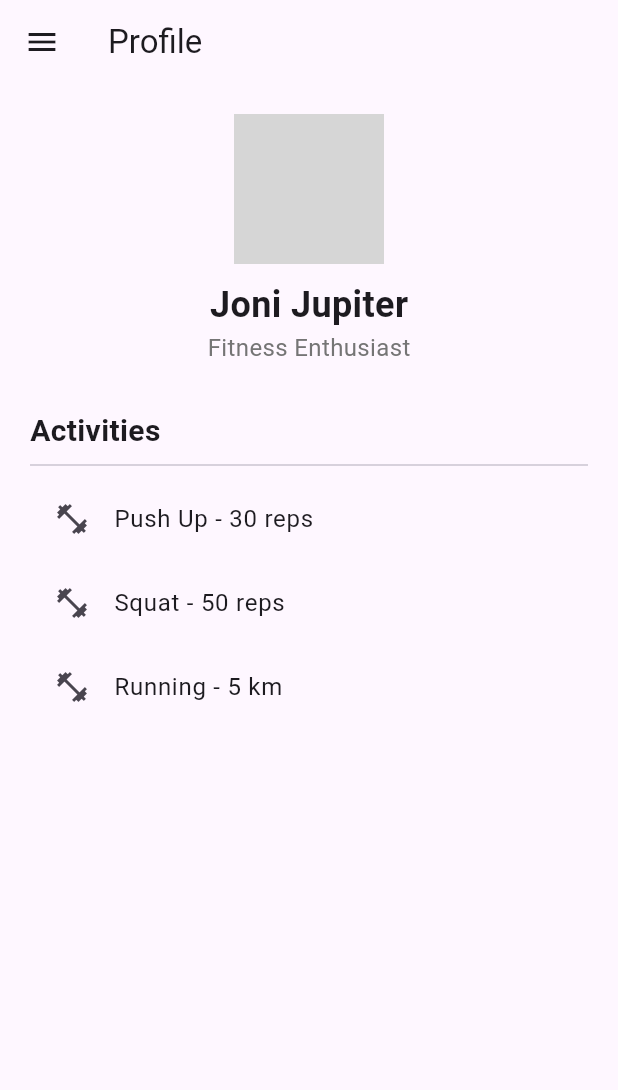
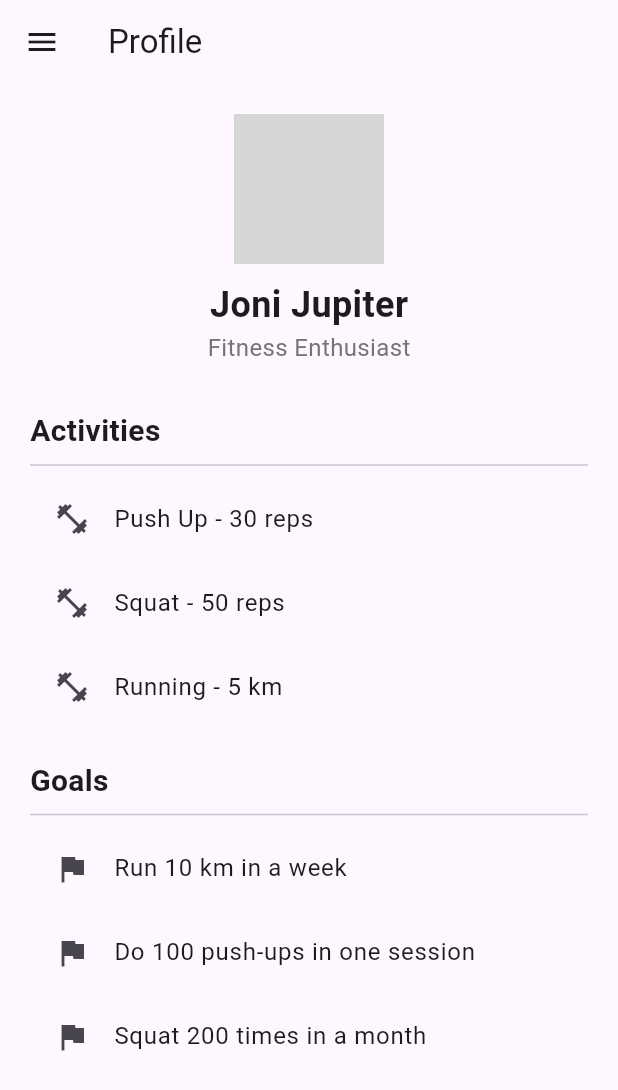
Before and after one commit to bananaNuggets75/personal-trainer-app, a Flutter app: the ProfilePage screen opened by its route, on a phone screen of 412 x 824 dp. Shown: the top 1090 px of the screen. Run offline on Flutter 3.47's test engine with Material 3 defaults, Android fonts, the phone set to English and light mode, and no system bars; grey boxes are pictures that could not be loaded.

Commit message:
profile goals

```diff
--- a/personalTrainerApp/personal_trainer_app/lib/profile_page.dart
+++ b/personalTrainerApp/personal_trainer_app/lib/profile_page.dart
@@ -12,6 +12,13 @@
     'Squat - 50 reps',
     'Running - 5 km',
   ];
+
+  List<String> goals = [
+    'Run 10 km in a week',
+    'Do 100 push-ups in one session',
+    'Squat 200 times in a month',
+  ];
+
   @override
   Widget build(BuildContext context) {
     return Scaffold(
@@ -73,6 +80,20 @@
               leading: Icon(Icons.fitness_center),
               title: Text(activity),
             )),
+            SizedBox(height: 20),
+            // User goals section
+            Text(
+              'Goals',
+              style: TextStyle(
+                fontSize: 20,
+                fontWeight: FontWeight.bold,
+              ),
+            ),
+            Divider(),
+            ...goals.map((goal) => ListTile(
+              leading: Icon(Icons.flag),
+              title: Text(goal),
+            )),
           ],
         ),
       ),
```
